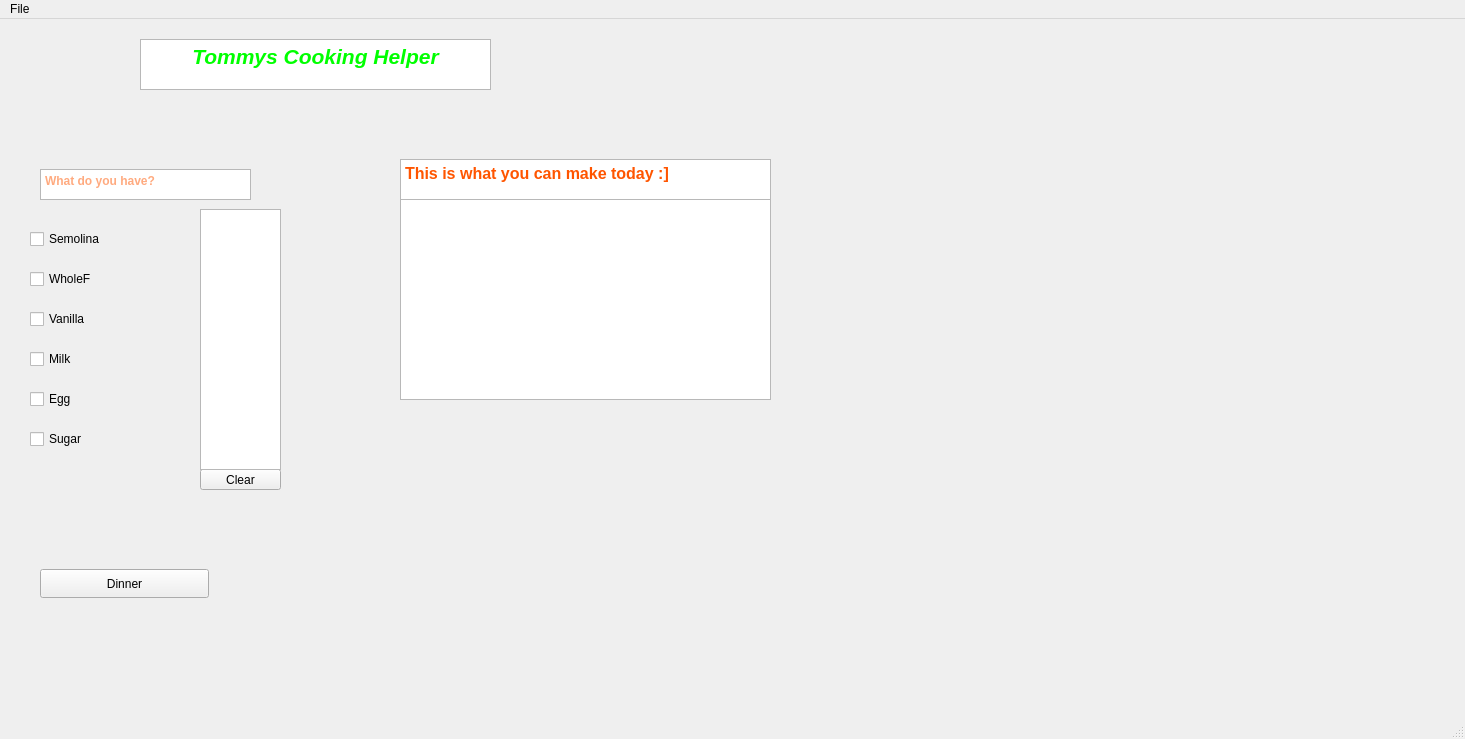
Above: mainwindow.ui from carthy27/CookingApp before the change. Below: the same form after it.
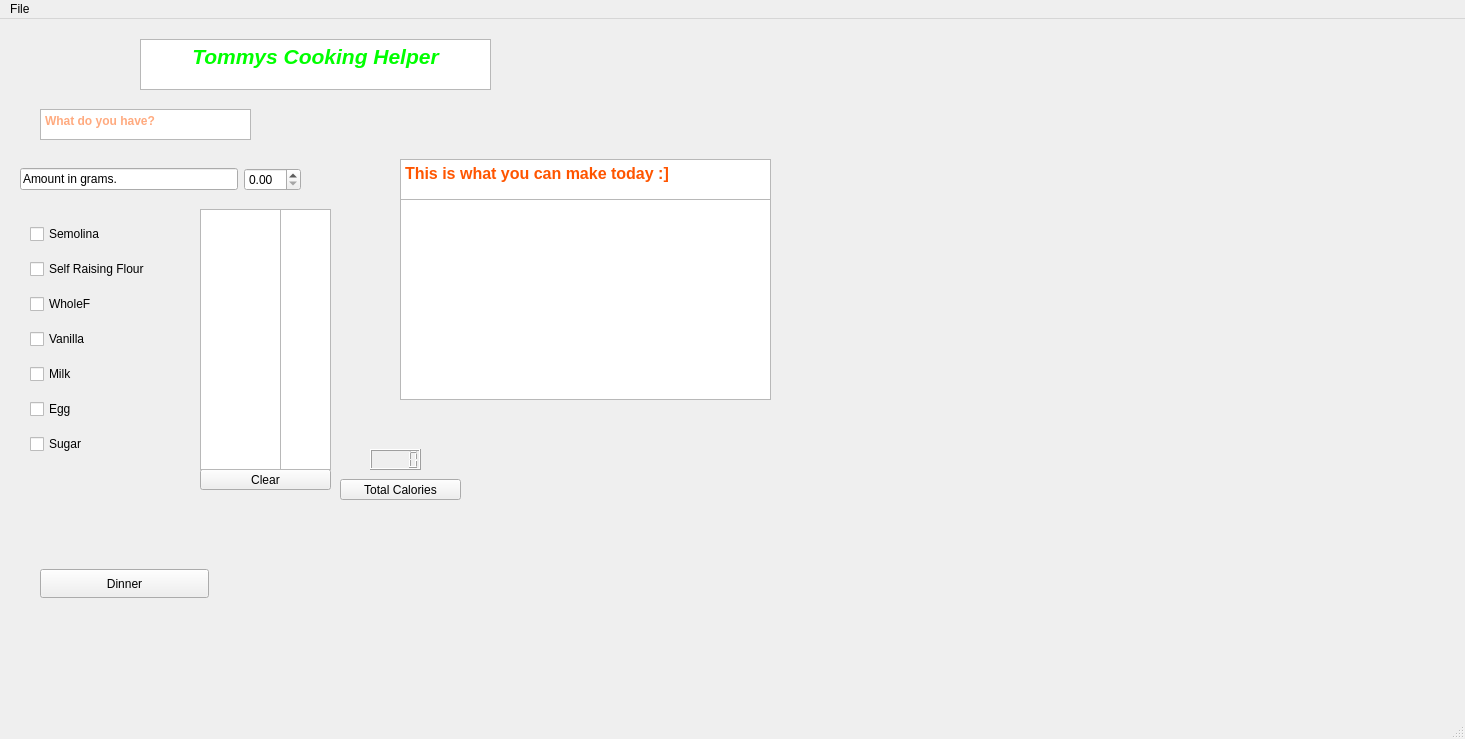
That is the form after the change.

Commit message: New calorie counter...working on a total

Patch:
```diff
--- a/mainwindow.ui
+++ b/mainwindow.ui
@@ -37,6 +37,13 @@
        </property>
       </widget>
      </item>
+     <item>
+      <widget class="QCheckBox" name="checkBox_7">
+       <property name="text">
+        <string>Self Raising Flour</string>
+       </property>
+      </widget>
+     </item>
      <item>
       <widget class="QCheckBox" name="checkBox_5">
        <property name="text">
@@ -111,7 +118,7 @@
     <property name="geometry">
      <rect>
       <x>40</x>
-      <y>150</y>
+      <y>90</y>
       <width>211</width>
       <height>31</height>
      </rect>
@@ -132,7 +139,7 @@
      <rect>
       <x>200</x>
       <y>450</y>
-      <width>81</width>
+      <width>131</width>
       <height>21</height>
      </rect>
     </property>
@@ -180,6 +187,61 @@
      </rect>
     </property>
    </widget>
+   <widget class="QWidget" name="horizontalLayoutWidget">
+    <property name="geometry">
+     <rect>
+      <x>20</x>
+      <y>130</y>
+      <width>281</width>
+      <height>61</height>
+     </rect>
+    </property>
+    <layout class="QHBoxLayout" name="horizontalLayout">
+     <item>
+      <widget class="QLineEdit" name="lineEdit">
+       <property name="text">
+        <string>Amount in grams.</string>
+       </property>
+      </widget>
+     </item>
+     <item>
+      <widget class="QDoubleSpinBox" name="AmountInGrams"/>
+     </item>
+    </layout>
+   </widget>
+   <widget class="QListWidget" name="listWidget_3">
+    <property name="geometry">
+     <rect>
+      <x>280</x>
+      <y>190</y>
+      <width>51</width>
+      <height>261</height>
+     </rect>
+    </property>
+   </widget>
+   <widget class="QLCDNumber" name="lcdNumber">
+    <property name="geometry">
+     <rect>
+      <x>370</x>
+      <y>430</y>
+      <width>51</width>
+      <height>21</height>
+     </rect>
+    </property>
+   </widget>
+   <widget class="QPushButton" name="pushButton_2">
+    <property name="geometry">
+     <rect>
+      <x>340</x>
+      <y>460</y>
+      <width>121</width>
+      <height>21</height>
+     </rect>
+    </property>
+    <property name="text">
+     <string>Total Calories</string>
+    </property>
+   </widget>
   </widget>
   <widget class="QMenuBar" name="menubar">
    <property name="geometry">
```
The commit also changes 4 other files.
